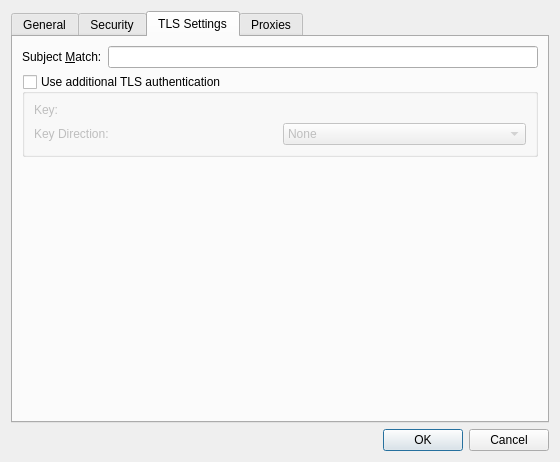
This is vpn/openvpn/openvpnadvanced.ui in KDE/plasma-nm as Qt 5 draws it before an edit. The edited form follows.
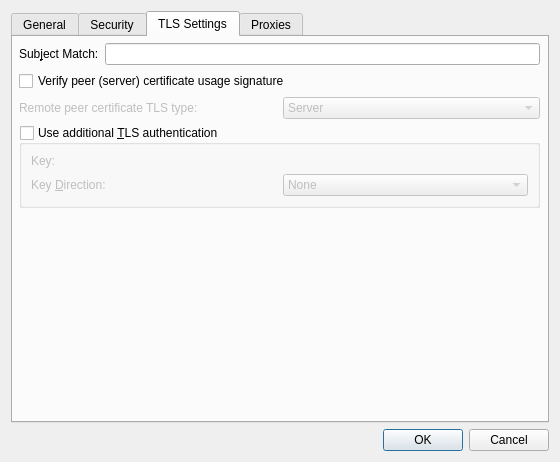
This is the edited form. The open tabs and pages were chosen to show the change. Custom widgets are drawn as their Qt base class.

Commit message:
OpenVPN: Add option for server certificate verification
BUG:341069

The edit to the form file:
```diff
--- a/vpn/openvpn/openvpnadvanced.ui
+++ b/vpn/openvpn/openvpnadvanced.ui
@@ -10,8 +10,8 @@
     <height>462</height>
    </rect>
   </property>
-  <layout class="QVBoxLayout" name="verticalLayout">
-   <item>
+  <layout class="QGridLayout" name="gridLayout">
+   <item row="0" column="0">
     <widget class="QTabWidget" name="tabWidget">
      <property name="currentIndex">
       <number>0</number>
@@ -26,7 +26,7 @@
          <item>
           <widget class="QLabel" name="label_5">
            <property name="text">
-            <string>Gateway Port:</string>
+            <string>&amp;Gateway Port:</string>
            </property>
            <property name="buddy">
             <cstring>sbCustomPort</cstring>
@@ -50,7 +50,7 @@
          <item>
           <widget class="QLabel" name="label_8">
            <property name="text">
-            <string>Tunnel &amp;MTU:</string>
+            <string>&amp;Tunnel MTU:</string>
            </property>
            <property name="buddy">
             <cstring>sbMtu</cstring>
@@ -199,7 +199,7 @@
          <item>
           <widget class="QLabel" name="label_4">
            <property name="text">
-            <string>H&amp;MAC Authentication:</string>
+            <string>HMAC Au&amp;thentication:</string>
            </property>
            <property name="buddy">
             <cstring>cboHmac</cstring>
@@ -287,13 +287,22 @@
       <attribute name="title">
        <string>TLS Settings</string>
       </attribute>
-      <layout class="QVBoxLayout" name="verticalLayout_9">
+      <widget class="QWidget" name="">
+       <property name="geometry">
+        <rect>
+         <x>6</x>
+         <y>6</y>
+         <width>521</width>
+         <height>361</height>
+        </rect>
+       </property>
+       <layout class="QVBoxLayout" name="verticalLayout_2">
        <item>
         <layout class="QHBoxLayout" name="horizontalLayout_10">
          <item>
           <widget class="QLabel" name="label_10">
            <property name="text">
-            <string>Subject &amp;Match:</string>
+             <string>Sub&amp;ject Match:</string>
            </property>
            <property name="buddy">
             <cstring>subjectMatch</cstring>
@@ -312,10 +321,48 @@
          </item>
         </layout>
        </item>
+        <item>
+         <widget class="QCheckBox" name="chkRemoteCertTls">
+          <property name="text">
+           <string>Verify peer (server) certificate usage signature</string>
+          </property>
+         </widget>
+        </item>
+        <item>
+         <layout class="QHBoxLayout" name="horizontalLayout_3">
+          <item>
+           <widget class="QLabel" name="labelRemoteCertTls">
+            <property name="enabled">
+             <bool>false</bool>
+            </property>
+            <property name="text">
+             <string>Remote peer certificate TLS type:</string>
+            </property>
+           </widget>
+          </item>
+          <item>
+           <widget class="QComboBox" name="cmbRemoteCertTls">
+            <property name="enabled">
+             <bool>false</bool>
+            </property>
+            <item>
+             <property name="text">
+              <string>Server</string>
+             </property>
+            </item>
+            <item>
+             <property name="text">
+              <string>Client</string>
+             </property>
+            </item>
+           </widget>
+          </item>
+         </layout>
+        </item>
        <item>
         <widget class="QGroupBox" name="useExtraTlsAuth">
          <property name="title">
-          <string>Use additional TLS authentication</string>
+           <string>Use additional &amp;TLS authentication</string>
          </property>
          <property name="checkable">
           <bool>true</bool>
@@ -349,7 +396,7 @@
             <item>
              <widget class="QLabel" name="textLabel1">
               <property name="text">
-               <string>Key Direction:</string>
+                <string>Key &amp;Direction:</string>
               </property>
               <property name="wordWrap">
                <bool>false</bool>
@@ -398,6 +445,7 @@
        </item>
       </layout>
      </widget>
+     </widget>
      <widget class="QWidget" name="proxyTab">
       <attribute name="title">
        <string>Proxies</string>
@@ -412,7 +460,7 @@
        <item row="0" column="0">
         <widget class="QLabel" name="label_11">
          <property name="text">
-          <string>Proxy Type:</string>
+          <string>Proxy &amp;Type:</string>
          </property>
          <property name="buddy">
           <cstring>cmbProxyType</cstring>
@@ -568,7 +616,7 @@
      </widget>
     </widget>
    </item>
-   <item>
+   <item row="1" column="0">
     <widget class="QDialogButtonBox" name="buttonBox">
      <property name="standardButtons">
       <set>QDialogButtonBox::Cancel|QDialogButtonBox::Ok</set>
@@ -578,16 +626,16 @@
   </layout>
  </widget>
  <customwidgets>
-  <customwidget>
-   <class>KComboBox</class>
-   <extends>QComboBox</extends>
-   <header>kcombobox.h</header>
-  </customwidget>
   <customwidget>
    <class>KUrlRequester</class>
    <extends>QWidget</extends>
    <header>kurlrequester.h</header>
   </customwidget>
+  <customwidget>
+   <class>KComboBox</class>
+   <extends>QComboBox</extends>
+   <header>kcombobox.h</header>
+  </customwidget>
  </customwidgets>
  <tabstops>
   <tabstop>tabWidget</tabstop>
```
Left out of the diff: 32 changed lines with no effect on the pictures. Lines whose indentation alone changed are shown as unchanged. The commit also changes 2 other files.
